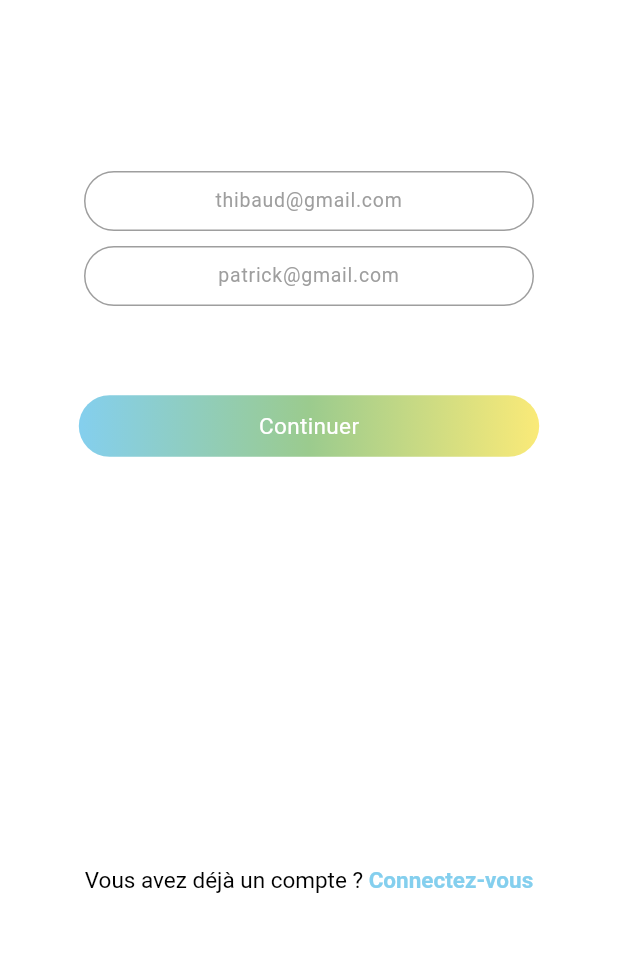
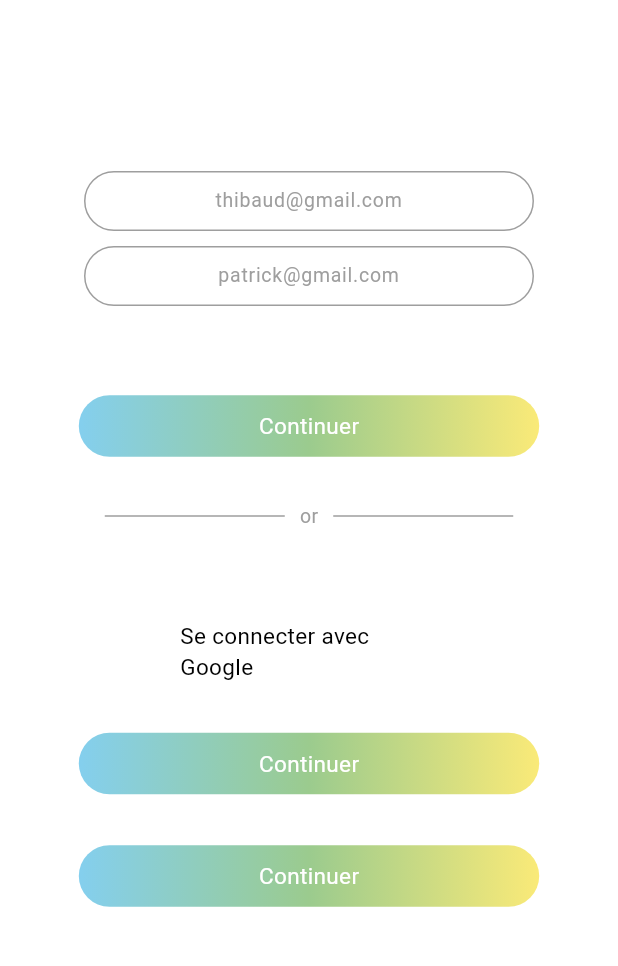
Before and after one commit to Killian-rx/Tymos, a Flutter app: the InscriptionPage screen opened by its route, on a phone screen of 412 x 824 dp, the part 267-1233 px from its top. Run offline on Flutter 3.47's test engine with Material 3 defaults, Android fonts, the phone set to English and light mode, and no system bars.

Commit message:
Update inscription_page.dart
totzl

```diff
--- a/flutter_tymos/lib/pages/inscription_page.dart
+++ b/flutter_tymos/lib/pages/inscription_page.dart
@@ -12,8 +12,7 @@ class InscriptionPage extends StatelessWidget {
           Container(
             color: Colors.white,
           ),
-          Align(
-            // Logo
+          Align( // Logo
             alignment: Alignment.topCenter,
             child: Padding(
               padding: const EdgeInsets.only(top: 120),
@@ -35,7 +34,8 @@ class InscriptionPage extends StatelessWidget {
                   fontWeight: FontWeight.normal,
                 ),
               ),
-          )),
+            )
+          ),
           Container(
             width: 300,
             alignment: Alignment.center,
@@ -109,7 +109,8 @@ class InscriptionPage extends StatelessWidget {
             child: Padding(
               padding: const EdgeInsets.only(top: 100),
               child: GestureDetector(
-                onTap: () {},
+                onTap: () {
+                },
                 child: Container(
                   decoration: BoxDecoration(
                     gradient: const LinearGradient(
@@ -121,8 +122,7 @@ class InscriptionPage extends StatelessWidget {
                     ),
                     borderRadius: BorderRadius.circular(30),
                   ),
-                  padding:
-                      const EdgeInsets.symmetric(horizontal: 120, vertical: 10),
+                  padding: const EdgeInsets.symmetric(horizontal: 120, vertical: 10),
                   child: const Text(
                     'Continuer',
                     style: TextStyle(
@@ -130,39 +130,116 @@ class InscriptionPage extends StatelessWidget {
                       color: Colors.white,
                     ),
                   ),
+                )
+              )
+            )
           ),
+          Padding(
+            padding: EdgeInsets.only(top: 220), // Décalage vers le bas
+            child: Row(
+              mainAxisAlignment: MainAxisAlignment.center, // Centre les éléments horizontalement
+              children: [
+                Container(
+                  width: 120,   // Largeur de la première barre
+                  height: 1,    // Hauteur de la barre
+                  color: Colors.grey,  // Couleur grise
                 ),
+                SizedBox(width: 10), // Espace entre la première barre et le texte
+                Text(
+                  'or',
+                  style: TextStyle(fontSize: 13, color: Colors.grey), // Style du texte "or"
+                ),
+                SizedBox(width: 10), // Espace entre le texte et la deuxième barre
+                Container(
+                  width: 120,   // Largeur de la deuxième barre
+                  height: 1,    // Hauteur de la barre
+                  color: Colors.grey,  // Couleur grise
+                ),
+              ],
             ),
           ),
           Align(
-            // Texte de connexion
-            alignment: Alignment.bottomCenter,
+            alignment: Alignment.center,
             child: Padding(
-              padding: const EdgeInsets.only(bottom: 50),
+              padding: const EdgeInsets.only(top: 400),
               child: GestureDetector(
                 onTap: () {
-                  Navigator.pushNamed(context, '/connexion');
                 },
-                child: RichText(
-                  text: const TextSpan(
-                    text: "Vous avez déjà un compte ? ",
+                child: Container(
+                  decoration: BoxDecoration(
+                    borderRadius: BorderRadius.circular(30),
+                  ),
+                  padding: const EdgeInsets.symmetric(horizontal: 120, vertical: 10),
+                  child: const Text(
+                    'Se connecter avec Google',
                     style: TextStyle(
                       fontSize: 15,
                       color: Colors.black,
                     ),
-                    children: <TextSpan>[
-                      TextSpan(
-                        text: "Connectez-vous",
+                  ),
+                )
+              )
+            )
+          ),
+          Align(
+            alignment: Alignment.center,
+            child: Padding(
+              padding: const EdgeInsets.only(top: 550),
+              child: GestureDetector(
+                onTap: () {
+                },
+                child: Container(
+                  decoration: BoxDecoration(
+                    gradient: const LinearGradient(
+                      colors: [
+                        Color(0xFF84CFEE),
+                        Color(0xFF9BCB8E),
+                        Color(0xFFFAEA78),
+                      ],
+                    ),
+                    borderRadius: BorderRadius.circular(30),
+                  ),
+                  padding: const EdgeInsets.symmetric(horizontal: 120, vertical: 10),
+                  child: const Text(
+                    'Continuer',
                     style: TextStyle(
-                          color: Color(0xFF84CFEE),
-                          fontWeight: FontWeight.bold,
+                      fontSize: 15,
+                      color: Colors.white,
                     ),
                   ),
+                )
+              )
+            )
+          ),
+          Align(
+            alignment: Alignment.center,
+            child: Padding(
+              padding: const EdgeInsets.only(top: 700),
+              child: GestureDetector(
+                onTap: () {
+                },
+                child: Container(
+                  decoration: BoxDecoration(
+                    gradient: const LinearGradient(
+                      colors: [
+                        Color(0xFF84CFEE),
+                        Color(0xFF9BCB8E),
+                        Color(0xFFFAEA78),
                       ],
                     ),
+                    borderRadius: BorderRadius.circular(30),
+                  ),
+                  padding: const EdgeInsets.symmetric(horizontal: 120, vertical: 10),
+                  child: const Text(
+                    'Continuer',
+                    style: TextStyle(
+                      fontSize: 15,
+                      color: Colors.white,
                     ),
                   ),
-            ),
+                )
+              )
+            )
           ),
         ],
       ),
```
Lines whose indentation alone changed are shown as unchanged.
